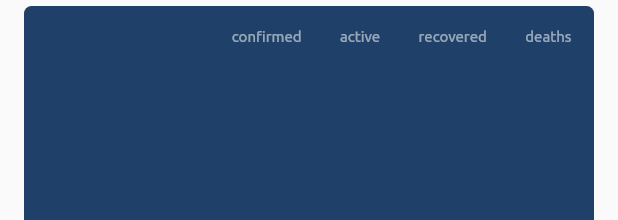
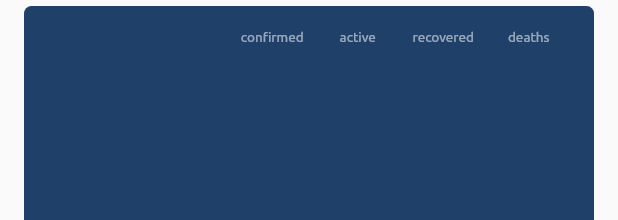
Before and after one commit to HPatel000/Covid-19-Update-flutter, a Flutter app: the ListTileData widget shown alone on an empty page, opened directly with empty values, on a phone screen of 412 x 824 dp. Shown: the top 220 px of the screen. Run offline on Flutter 3.47's test engine with Material 2 defaults, Android fonts, the light colour scheme and no system bars; our stand-ins replace connectivity, shimmer.

Commit message:
some changes to UI

```diff
--- a/lib/widgets/data_col.dart
+++ b/lib/widgets/data_col.dart
@@ -13,8 +13,9 @@ class DataCol extends StatelessWidget {
       children: <Widget>[
         Text(
           title,
+          overflow: TextOverflow.visible,
           style: TextStyle(
-            fontSize: 10.0,
+            fontSize: 9.0,
             color: Colors.white54,
           ),
         ),
--- a/lib/widgets/list_tile_data.dart
+++ b/lib/widgets/list_tile_data.dart
@@ -33,8 +33,10 @@ class ListTileData extends StatelessWidget {
         child: Row(
           mainAxisAlignment: MainAxisAlignment.spaceBetween,
           children: <Widget>[
-            Container(
-              width: 95.0,
+            Flexible(
+              flex: 2,
+              fit: FlexFit.tight,
+              child: Container(
                 child: Text(
                   name,
                   overflow: TextOverflow.visible,
@@ -44,37 +46,45 @@ class ListTileData extends StatelessWidget {
                   ),
                 ),
               ),
+            ),
             SizedBox(
               width: 8.0,
             ),
-            DataCol(
+            Flexible(
+              flex: 1,
+              fit: FlexFit.tight,
+              child: DataCol(
                 data: confirmed,
                 title: 'confirmed',
                 colour: Colors.blue,
               ),
-            SizedBox(
-              width: 5.0,
             ),
-            DataCol(
+            Flexible(
+              flex: 1,
+              fit: FlexFit.tight,
+              child: DataCol(
                 data: active,
                 title: 'active',
                 colour: Colors.yellow,
               ),
-            SizedBox(
-              width: 5.0,
             ),
-            DataCol(
+            Flexible(
+              flex: 1,
+              fit: FlexFit.tight,
+              child: DataCol(
                 data: recovered,
                 title: 'recovered',
                 colour: Colors.green,
               ),
-            SizedBox(
-              width: 5.0,
             ),
-            DataCol(
+            Flexible(
+              flex: 1,
+              fit: FlexFit.tight,
+              child: DataCol(
                 data: deaths,
                 title: 'deaths',
                 colour: Colors.red,
+              ),
             ),
           ],
         ),
```
Lines whose indentation alone changed are shown as unchanged.
